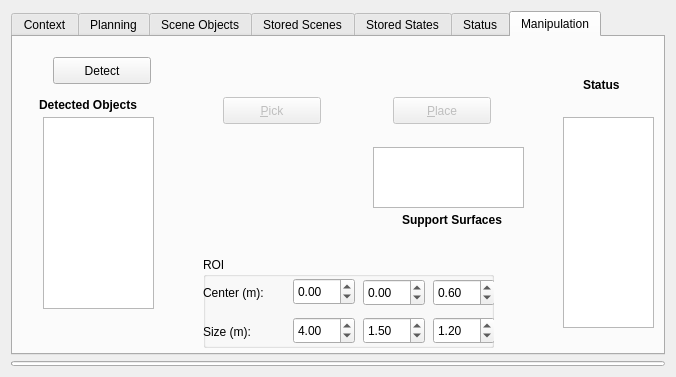
The window that visualization/motion_planning_rviz_plugin/src/ui/motion_planning_rviz_plugin_frame.ui (moveit/moveit_ros) describes before a commit, drawn with Qt 5.
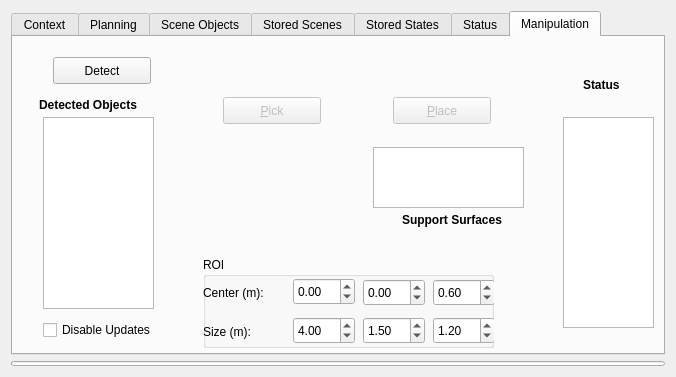
The same window after the commit.

Commit message: latest changes to to pick and place tab

Diff of the .ui file:
```diff
--- a/visualization/motion_planning_rviz_plugin/src/ui/motion_planning_rviz_plugin_frame.ui
+++ b/visualization/motion_planning_rviz_plugin/src/ui/motion_planning_rviz_plugin_frame.ui
@@ -1428,6 +1428,19 @@
         <string>Support Surfaces</string>
        </property>
       </widget>
+      <widget class="QCheckBox" name="update_octomap_checkbox">
+       <property name="geometry">
+        <rect>
+         <x>30</x>
+         <y>282</y>
+         <width>141</width>
+         <height>22</height>
+        </rect>
+       </property>
+       <property name="text">
+        <string>Disable Updates</string>
+       </property>
+      </widget>
      </widget>
     </widget>
    </item>
```
The commit also changes 6 other files.
